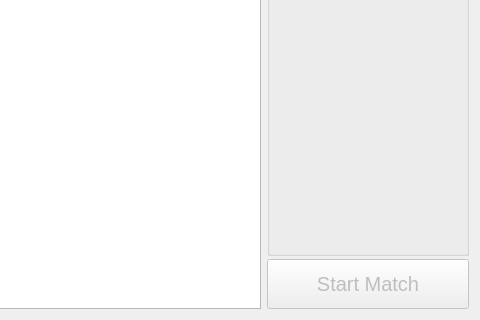
Above: turn_logger/PlaneSelectionDialog.ui from wchamilton/CEManeuverLog before the change; both pictures show x 641 to 1121 and y 612 to 932 of the 1121 by 932 pixel window. Below: the same form after it.
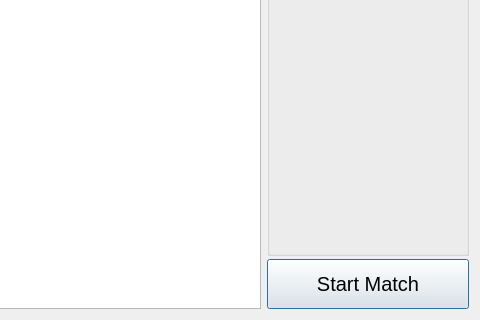
That is the form after the change.

What changed in the file:
```diff
--- a/turn_logger/PlaneSelectionDialog.ui
+++ b/turn_logger/PlaneSelectionDialog.ui
@@ -66,9 +66,6 @@
    </item>
    <item row="7" column="2" colspan="2">
     <widget class="QPushButton" name="start_button">
-     <property name="enabled">
-      <bool>false</bool>
-     </property>
      <property name="minimumSize">
       <size>
        <width>0</width>
```
